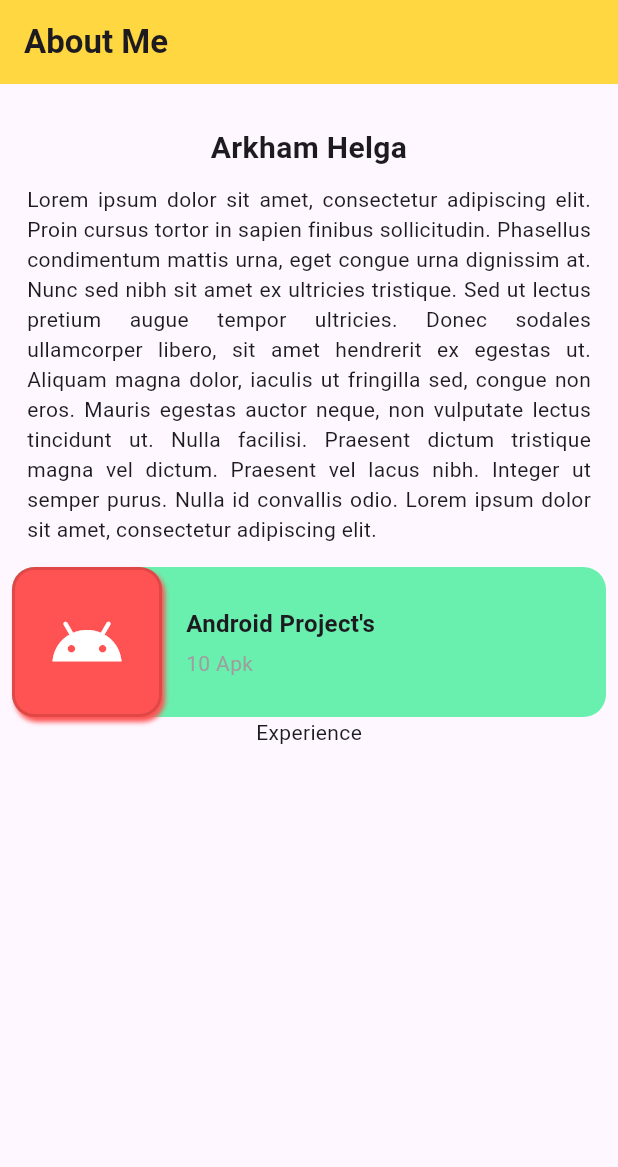
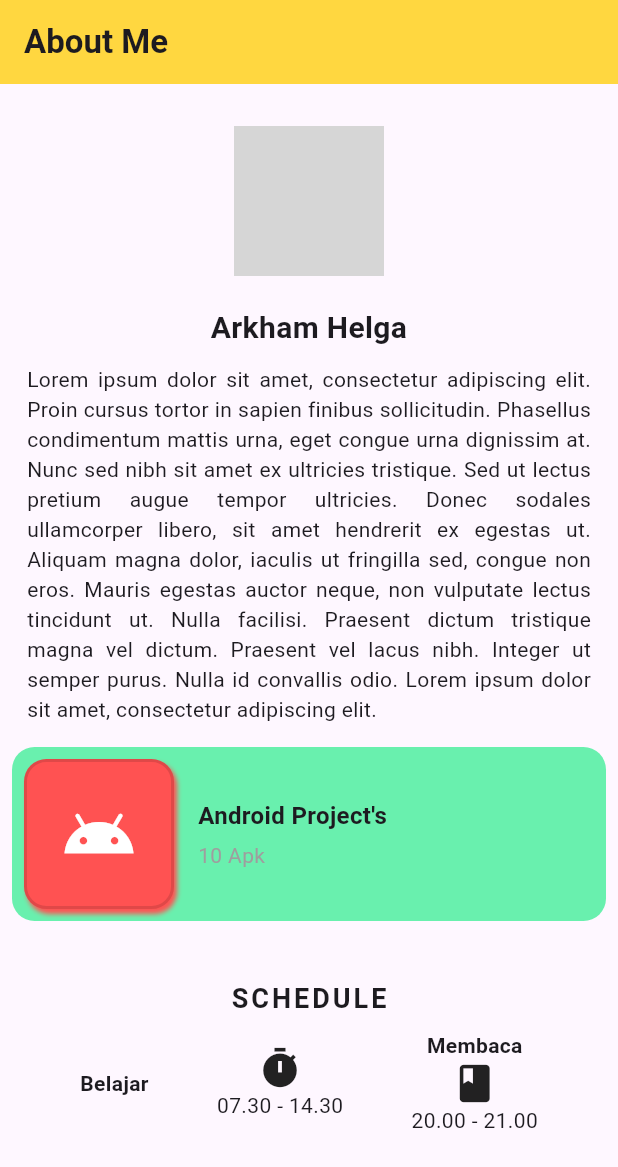
Before and after one commit to arkhamhelga/flutter_profile_card, a Flutter app: the screen it shows after launch, on a phone screen of 412 x 824 dp. Shown: the top 1167 px of the screen. Run offline on Flutter 3.47's test engine with Material 3 defaults, Android fonts, the phone set to English and light mode, and no system bars; network calls fail; grey boxes are pictures that could not be loaded.

Commit message:
Belajar Image,Font Dan siglechildscrolfiew

```diff
--- a/lib/About.Me.dart
+++ b/lib/About.Me.dart
@@ -13,38 +13,62 @@ class AboutMe extends StatelessWidget {
         ),
         backgroundColor: Colors.amberAccent,
       ),
-      body: Padding(
+      body: SingleChildScrollView(
+        child: Padding(
           padding: const EdgeInsets.all(8.0),
           child: Column(
             mainAxisAlignment: MainAxisAlignment.start,
             crossAxisAlignment: CrossAxisAlignment.center,
             children: <Widget>[
               const SizedBox(height: 20),
-            const Text(
+
+              //ClipRRect(
+                //borderRadius: BorderRadius.circular(50), // Membuat gambar bulat
+                //child: Image.asset(
+                  //'assets/pdip.jpg',
+                  //width: 100,
+                  //height: 100,
+                  //fit: BoxFit.cover,
+                //),
+              //),
+
+              CircleAvatar(
+            radius: 50,
+              backgroundImage: NetworkImage('assets/pdip.jpg'), //buat lingkaran gambar
+              ),
+
+              const SizedBox(height: 10),
+
+              Padding(
+                padding: const EdgeInsets.only(top: 10.0),
+                child: const Text(
                   'Arkham Helga',
-              style: TextStyle(fontSize: 20, fontWeight: FontWeight.bold),
+                  style: TextStyle(fontSize: 20,
+                  fontWeight: FontWeight.bold,
+                  fontFamily: 'Roboto',
+                  ),
                   textAlign: TextAlign.center,
                 ),
+              ),
+
               const SizedBox(height: 10),
+
               const Padding(
                 padding: EdgeInsets.symmetric(horizontal: 10),
                 child: Text(
                   'Lorem ipsum dolor sit amet, consectetur adipiscing elit. Proin cursus tortor in sapien finibus sollicitudin. Phasellus condimentum mattis urna, eget congue urna dignissim at. Nunc sed nibh sit amet ex ultricies tristique. Sed ut lectus pretium augue tempor ultricies. Donec sodales ullamcorper libero, sit amet hendrerit ex egestas ut. Aliquam magna dolor, iaculis ut fringilla sed, congue non eros. Mauris egestas auctor neque, non vulputate lectus tincidunt ut. Nulla facilisi. Praesent dictum tristique magna vel dictum. Praesent vel lacus nibh. Integer ut semper purus. Nulla id convallis odio. Lorem ipsum dolor sit amet, consectetur adipiscing elit.',
                   textAlign: TextAlign.justify,
                 ),
-              /**
-               * Spacer
-               */
               ),
+
               const SizedBox(height: 15),
+
               Container(
-              /**
-               *
-               */
                 decoration: BoxDecoration(
                   color: Colors.greenAccent,
                   borderRadius: BorderRadius.circular(15),
                 ),
+                padding: const EdgeInsets.all(8),
                 child: Row(
                   mainAxisAlignment: MainAxisAlignment.start,
                   children: <Widget>[
@@ -58,13 +82,13 @@ class AboutMe extends StatelessWidget {
                           color: Colors.black12,
                           width: 2,
                         ),
-                      boxShadow: [
+                        boxShadow: const [
                           BoxShadow(
                             blurRadius: 2,
                             offset: Offset(2, 3),
-                          color: Colors.redAccent
+                            color: Colors.redAccent,
                           )
-                      ]
+                        ],
                       ),
                       child: const Icon(
                         Icons.android,
@@ -81,23 +105,81 @@ class AboutMe extends StatelessWidget {
                           style: TextStyle(
                             fontWeight: FontWeight.bold,
                             fontSize: 16,
+                            fontFamily: 'Roboto'
                           ),
                         ),
-                      /**
-                       *
-                       */
                         SizedBox(height: 5),
                         Text(
                           "10 Apk",
-                        style: TextStyle(fontSize: 14, color: Colors.grey),
+                          style: TextStyle(fontSize: 14, color: Colors.grey,fontFamily: 'Roboto'),
                         ),
                       ],
                     ),
                   ],
                 ),
               ),
-            Text('Experience')
+              Padding(
+                padding: const EdgeInsets.all(8.0),
+                child: const SizedBox(height: 15),
+              ),
+              Padding(
+                padding: const EdgeInsets.all(8.0),
+                  child: Text(
+                    'Schedule'.toUpperCase(),
+                      style: const TextStyle(
+                        fontWeight: FontWeight.bold,
+                        fontFamily: 'Roboto',
+                        fontSize: 18,
+                        letterSpacing: 2,
+                        ),
+                      ),
+                    ),
+              Row(
+                mainAxisAlignment: MainAxisAlignment.spaceEvenly,
+                children: <Widget>[
+                        Text('Belajar', style: TextStyle(
+                        fontWeight: FontWeight.w700,
+                        fontFamily: 'Roboto'
+                        ),
+                      ),
+                      //belajar
+                  Column(
+                    children: <Widget>[
+                      Icon(
+                        Icons.timer,
+                        size: 30,
+                      ),
+                      Text('07.30 - 14.30',
+                      style: TextStyle(
+                        fontFamily: 'Roboto'
+                        ),
+                      ),
                     ],
+                  ),/**
+                  membaca */
+                  Column(
+                    children: <Widget>[
+                      Text('Membaca',
+                      style: TextStyle(
+                        fontWeight: FontWeight.w700,
+                        fontFamily: 'Roboto'
+                        ),
+                      ),
+                      Icon(
+                        Icons.book,
+                        size: 30,
+                      ),
+                      Text('20.00 - 21.00',
+                      style: TextStyle(
+                        fontFamily: 'Roboto'
+                        ),
+                      ),
+                    ],
+                  ),
+                ],
+              )
+            ],
+          ),
         ),
       ),
     );
```
Also changed, not shown: pubspec.yaml (+6 -8 lines), Fonts/Roboto-Medium.ttf (added), Fonts/Roboto-Regular.ttf (added), assets/pdip.jpg (added). Lines whose indentation alone changed are shown as unchanged.
